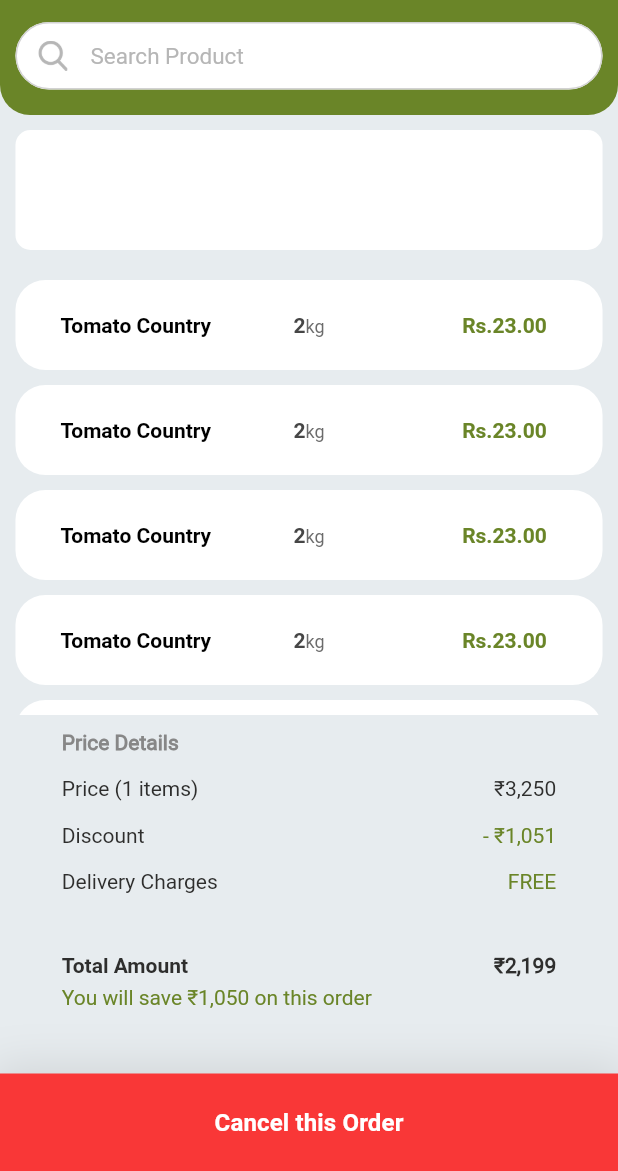
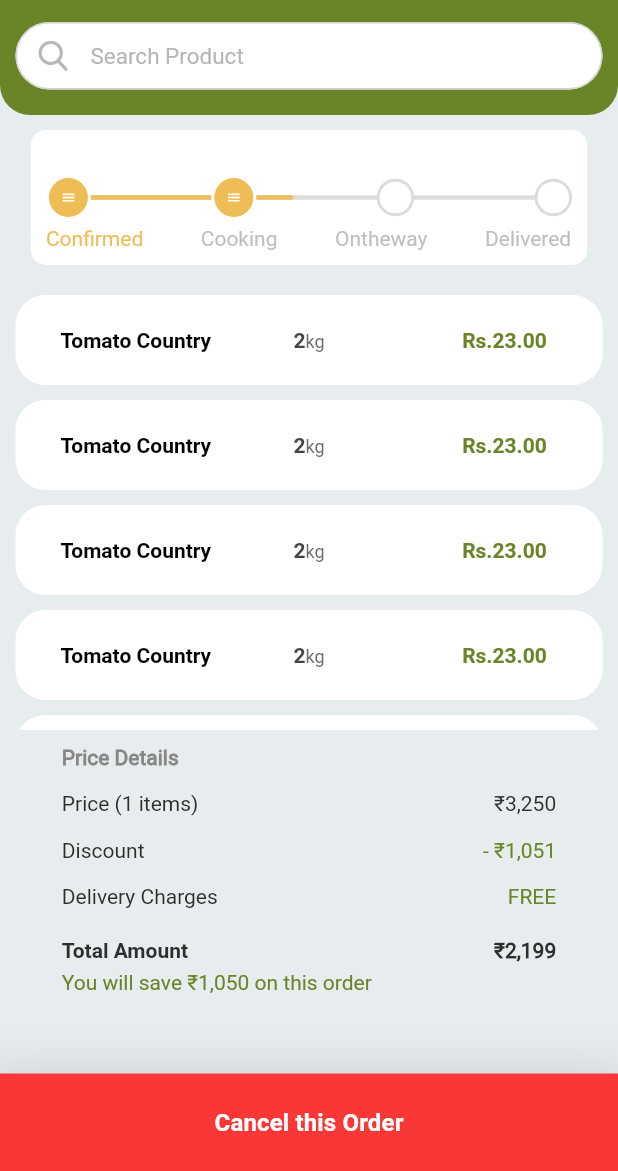
Before and after one commit to muthu-gokul/ecommerce_user, a Flutter app: the OrderNoDetails screen opened directly, on a phone screen of 412 x 824 dp, the part 65-1236 px from its top. Run offline on Flutter 3.47's test engine with Material 2 defaults, Android fonts, the phone set to English and light mode, and no system bars; our stand-ins replace carousel_slider, flutter_svg.

```diff
--- a/lib/pages/myOrder/orderNoPage.dart
+++ b/lib/pages/myOrder/orderNoPage.dart
@@ -95,13 +95,108 @@ class _OrderNoDetailsState extends State<OrderNoDetails> {
                    SizedBox(height:10,),
                   Container(
                     margin: EdgeInsets.only(bottom: 10),
-                    width: width*0.95,
-                    height:80,
+                    width: width*0.90,
+                    padding: EdgeInsets.only(left: 10,right: 10),
+                    height:90,
                     decoration: BoxDecoration(
                       borderRadius: BorderRadius.circular(10.0),
                       color: Color(0xffffffff),
                     ) ,
-                      child:Container(),
+                    child: Stack(
+                      children: [
+                        Align(
+                          alignment: Alignment.center,
+                          child: Container(
+                            width: width*0.75,
+                            height: 3,
+                            decoration: BoxDecoration(
+                              borderRadius: BorderRadius.circular(30.0),
+                              // border: Border.all(color: Color(0xffEBEBEB)),
+                              color: Color(0xffDCDCDC),
+                            ),
+                          ),
+                        ),
+                        Align(
+                          alignment: Alignment.centerLeft,
+                          child: Container(
+                            width: width*0.4,
+                            height: 3,
+                            decoration: BoxDecoration(
+                              borderRadius: BorderRadius.circular(30.0),
+                              // border: Border.all(color: Color(0xffEBEBEB)),
+                              color: Color(0xffEFBD55),
+                            ),
+                          ),
+                        ),
+                        Align(
+                          alignment: Alignment.center,
+                          child: Container(
+                            width: width*0.95,
+                            height: 30,
+                            child: Row(
+                              mainAxisAlignment: MainAxisAlignment.spaceBetween,
+                              children: [
+                                Container(
+                                  width:30 ,
+                                  height:30 ,
+                                  decoration: BoxDecoration(
+                                    //   color: Color(0xffE8485A),
+                                      color: Color(0xffEFBD55),
+                                      shape: BoxShape.circle,
+                                    border: Border.all(color: text2,width: 2)
+                                  ),
+                                  child: Icon(Icons.menu,color: Colors.white,size: 10,),
+                                ),
+                                Container(
+                                  width:30 ,
+                                  height:30 ,
+                                  decoration: BoxDecoration(
+                                    //   color: Color(0xffE8485A),
+                                      color: Color(0xffEFBD55),
+                                      shape: BoxShape.circle,
+                                      border: Border.all(color: text2,width: 2)
+                                  ),
+                                  child: Icon(Icons.menu,color: Colors.white,size: 10,),
+                                ),
+                                Container(
+                                  width:25 ,
+                                  height:25 ,
+                                  decoration: BoxDecoration(
+                                    //   color: Color(0xffE8485A),
+                                      color:text2,
+                                      shape: BoxShape.circle,
+                                      border:Border.all(color:Color(0xffDCDCDC) ,width: 2)
+                                  ),
+                                ),
+                                Container(
+                                  width:25 ,
+                                  height:25 ,
+                                  decoration: BoxDecoration(
+                                    //   color: Color(0xffE8485A),
+                                      color:text2,
+                                      shape: BoxShape.circle,
+                                      border:Border.all(color:Color(0xffDCDCDC) ,width: 2)
+                                  ),
+                                ),
+                              ],
+                            ),
+                          ),
+                        ),
+                        Positioned(
+                          width: width*0.85,
+                          bottom: 10,
+                          child: Row(
+                            mainAxisAlignment: MainAxisAlignment.spaceBetween,
+                            children: [
+                              Text('Confirmed',style:TextStyle(color: Color(0xffEFBD55),fontSize: 14,fontFamily:'RR',)),
+                              Text('Cooking',style:TextStyle(color: Color(0xffBFBFBF),fontSize: 14,fontFamily:'RR',)),
+                              Text('Ontheway',style:TextStyle(color: Color(0xffBFBFBF),fontSize: 14,fontFamily:'RR',)),
+                              Text('Delivered',style:TextStyle(color: Color(0xffBFBFBF),fontSize: 14,fontFamily:'RR',)),
+                            ],
+                          ),
+                        ),
+                        ],
+                    ),
                   ),
                     Align(
                       alignment: Alignment.center,
@@ -201,7 +296,7 @@ class _OrderNoDetailsState extends State<OrderNoDetails> {
                                 ],
                               ),
                             ),
-                            SizedBox(height: 40,),
+                            SizedBox(height: 20,),
                             Container(
                               child: Row(
                                 crossAxisAlignment: CrossAxisAlignment.center,
```
Also changed, not shown: lib/pages/Profile/MyProfile.dart (+16 -3 lines), lib/pages/giftCoupons/giftCouponsPage.dart (added, +96 -0 lines), 1 other file.
